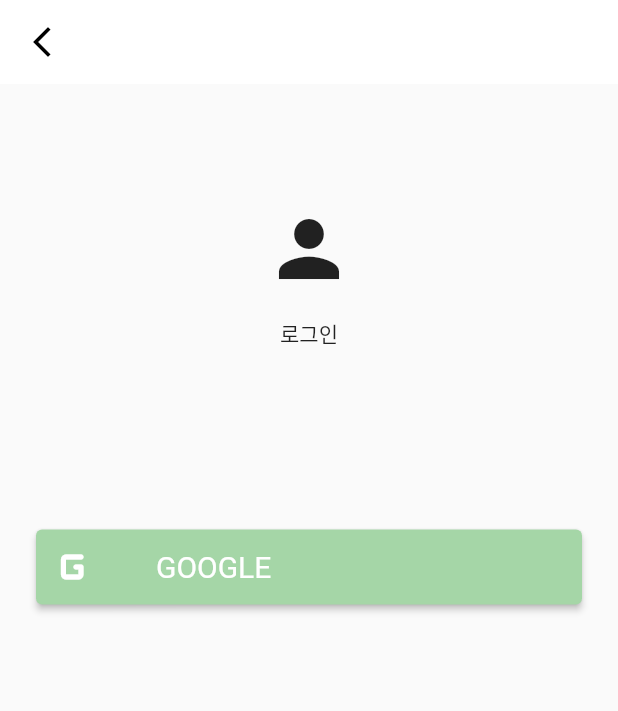
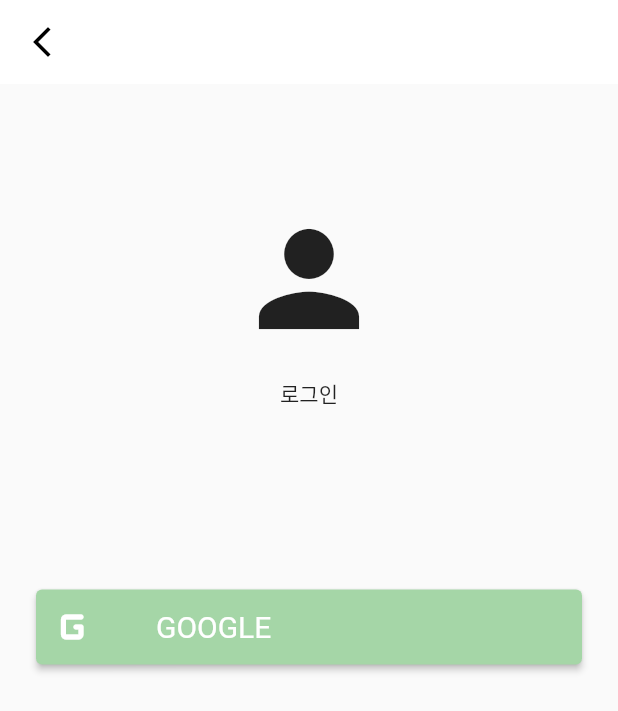
Before and after one commit to daiksoul/Haggadah, a Flutter app: the LoginPage screen opened by its route, on a phone screen of 412 x 824 dp. Shown: the top 711 px of the screen. Run offline on Flutter 3.47's test engine with Material 2 defaults, Android fonts, the phone set to English and light mode, and no system bars; our stand-ins replace carousel_slider, cloud_firestore, firebase_auth, firebase_core, flutter_speed_dial, google_sign_in and 3 more; missing offline and left inert: dart:ffi; accounts and stored records are empty; generated files the repository leaves out were written again.

Commit message:
login stuff

```diff
--- a/lib/login.dart
+++ b/lib/login.dart
@@ -37,19 +37,35 @@ class _LoginPageState extends State<LoginPage> {
               children: <Widget>[
                 Consumer<ApplicationState>(builder: (context, state, _) {
                   return (state.isSignedIn)
-                      ? Image.network(
-                          FirebaseAuth.instance.currentUser!.photoURL ?? "wee")
+                      ? Container(
+                        width: 100,
+                        height: 100,
+                        decoration: const BoxDecoration(
+                          shape: BoxShape.circle,
+                        ),
+                        child: ClipOval(
+                          child: Image.network(
+                            FirebaseAuth.instance.currentUser!.photoURL ?? "wee",
+                            fit: BoxFit.fill,
+                          ),
+                        )
+                      )
                       : const Icon(
                           Icons.person,
-                          size: 60,
+                          size: 100,
                         );
                 }),
                 const SizedBox(height: 16.0),
                 Consumer<ApplicationState>(
                   builder: (context, state, _) {
                     return (state.isSignedIn)
-                        ? Text(FirebaseAuth.instance.currentUser!.displayName ??
-                            "Nope")
+                        ? Text(
+                          FirebaseAuth.instance.currentUser!.displayName ?? "Nope",
+                          style: const TextStyle(
+                            fontWeight: FontWeight.bold,
+                            fontSize: 20,
+                          ),
+                        )
                         : const Text("로그인");
                   },
                 )
```
